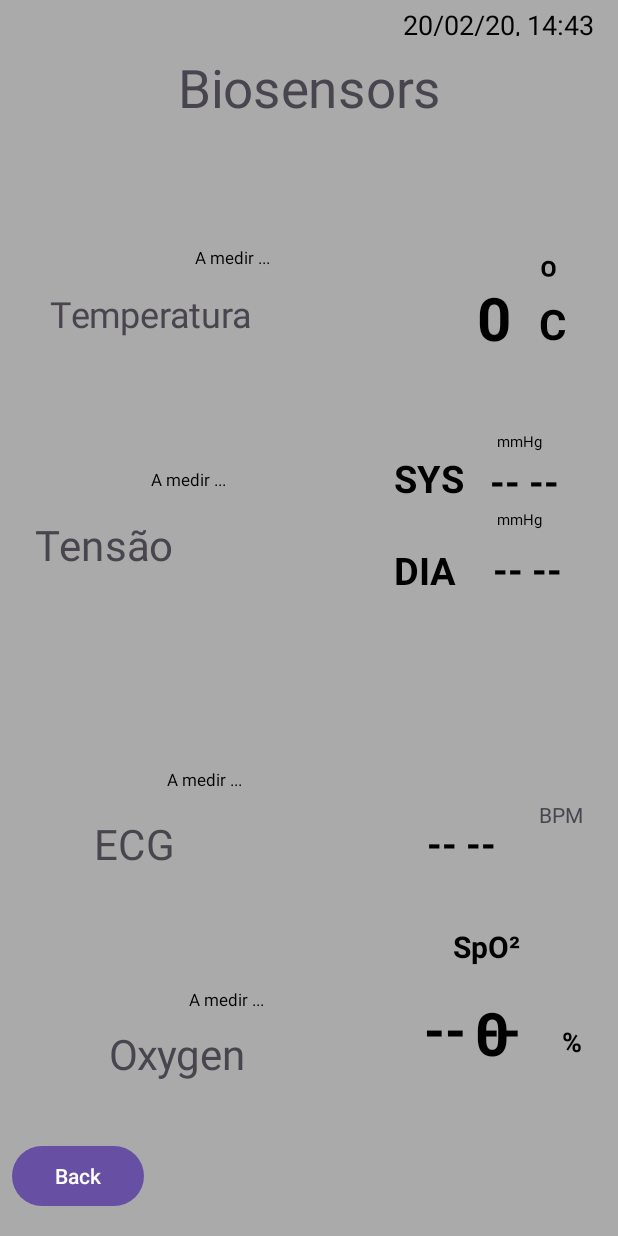
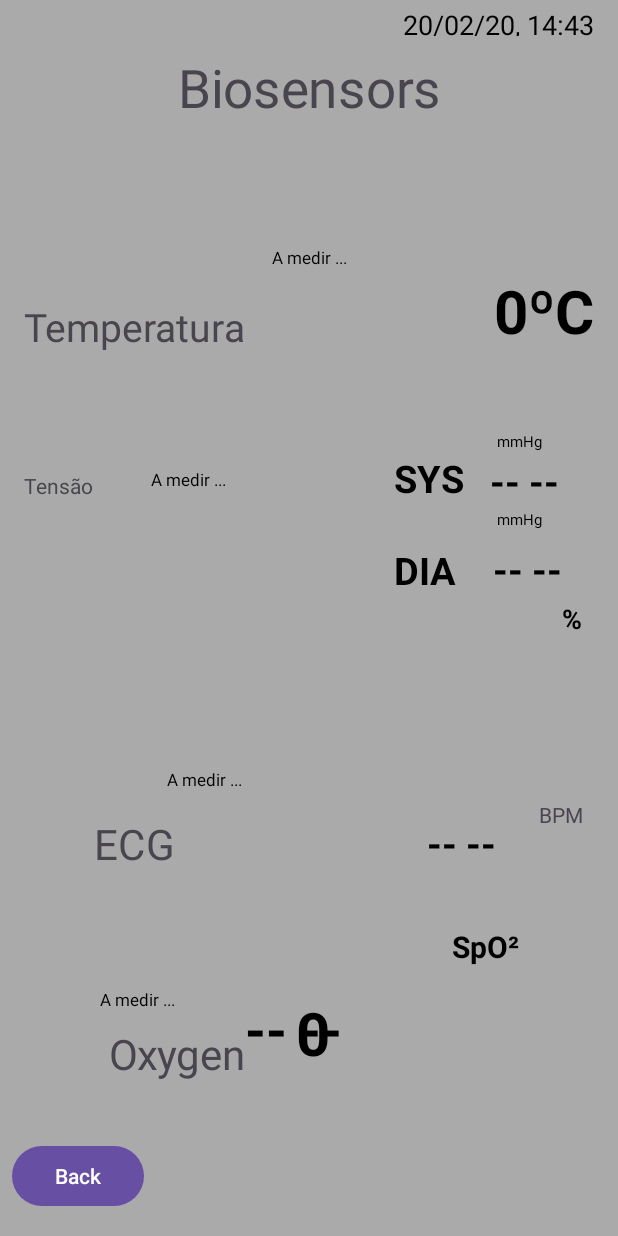
Before and after one commit to Logimade/RoadtoRecovery_IoT, an Android app: the fragment OtherFragment shown on its own in the app's theme, on a phone screen of 412 x 824 dp. Run offline under Robolectric (Android 15) with nearby library versions, the phone set to English and light mode, and no system bars.

Commit message:
start fixing measurements activity

```diff
--- a/app/src/main/res/layout/activity_medicoes.xml
+++ b/app/src/main/res/layout/activity_medicoes.xml
@@ -6,21 +6,6 @@
     android:layout_height="match_parent"
     android:background="@android:color/darker_gray"
     tools:context=".MedicoesActivity">
-
-    <TextView
-        android:id="@+id/Medições"
-        android:layout_width="wrap_content"
-        android:layout_height="wrap_content"
-        android:layout_marginTop="48dp"
-        android:scaleX="2.5"
-        android:scaleY="2.5"
-        android:text="Biosensors"
-        app:layout_constraintEnd_toEndOf="parent"
-        app:layout_constraintStart_toStartOf="parent"
-        app:layout_constraintTop_toTopOf="parent" />
-
-
-    <!--              Termometro  Inicio                    -->
 
     <TextView
         android:id="@+id/txt_data_hora"
@@ -37,21 +22,26 @@
         tools:ignore="MissingConstraints" />
 
 
-    <!--                 Termometro  FIM                    -->
-
-    <!--                 Tensiometro INICIO                    -->
-
-    <!--                 Tensiometro  FIM                    -->
+    <TextView
+        android:id="@+id/Medições"
+        android:layout_width="wrap_content"
+        android:layout_height="wrap_content"
+        android:layout_marginTop="48dp"
+        android:scaleX="2.5"
+        android:scaleY="2.5"
+        android:text="Biosensors"
+        app:layout_constraintEnd_toEndOf="parent"
+        app:layout_constraintStart_toStartOf="parent"
+        app:layout_constraintTop_toTopOf="parent" />
 
 
     <TextView
         android:id="@+id/txt_title_bar_Thermo"
-        android:layout_width="87dp"
-        android:layout_height="21dp"
-        android:layout_marginStart="64dp"
+        android:layout_width="wrap_content"
+        android:layout_height="wrap_content"
+        android:layout_marginStart="16dp"
         android:layout_marginTop="200dp"
-        android:scaleX="1.7"
-        android:scaleY="1.7"
+        android:textSize="26sp"
         android:text="Temperatura"
         app:layout_constraintStart_toStartOf="parent"
         app:layout_constraintTop_toTopOf="parent" />
@@ -68,14 +58,13 @@
         android:textColor="@android:color/black"
         android:textSize="11sp"
         app:layout_constraintEnd_toEndOf="parent"
-        app:layout_constraintHorizontal_bias="0.21"
         app:layout_constraintStart_toStartOf="parent"
         app:layout_constraintTop_toTopOf="parent" />
 
     <RelativeLayout
         android:id="@+id/thermometer_activity_main_content"
-        android:layout_width="65dp"
-        android:layout_height="61dp"
+        android:layout_width="wrap_content"
+        android:layout_height="wrap_content"
         android:layout_alignLeft="@+id/txtEstado_Thermo"
         android:layout_alignTop="@id/txtEstado_Thermo"
         android:layout_alignRight="@+id/txtEstado_Thermo"
@@ -84,55 +73,29 @@
         android:layout_marginTop="180dp"
         android:gravity="center"
         app:layout_constraintEnd_toEndOf="parent"
-        app:layout_constraintHorizontal_bias="0.855"
-        app:layout_constraintStart_toStartOf="parent"
-        app:layout_constraintTop_toTopOf="parent"
-        tools:ignore="MissingConstraints,NotSibling">
+        android:layout_marginEnd="16dp"
+        app:layout_constraintTop_toTopOf="parent">
 
         <TextView
             android:id="@+id/txt_thermo"
             android:layout_width="wrap_content"
-            android:layout_height="52dp"
-            android:text="0"
+            android:layout_height="wrap_content"
+            android:text="0ºC"
             android:textColor="@android:color/black"
             android:textSize="40sp"
-            android:textStyle="bold"
-            tools:ignore="MissingConstraints" />
+            android:textStyle="bold" />
     </RelativeLayout>
 
     <TextView
-        android:id="@+id/textView7"
-        android:layout_width="26dp"
-        android:layout_height="76dp"
-        android:layout_marginStart="1dp"
-        android:layout_marginTop="164dp"
-        android:layout_marginEnd="44dp"
-        android:text="ºC"
-        android:textColor="@android:color/black"
-        android:textSize="28sp"
-        android:textStyle="bold"
-        app:layout_constraintEnd_toEndOf="parent"
-        app:layout_constraintHorizontal_bias="0.19"
-        app:layout_constraintStart_toEndOf="@+id/thermometer_activity_main_content"
-        app:layout_constraintTop_toTopOf="parent"
-        tools:ignore="MissingConstraints" />
-
-    <TextView
         android:id="@+id/txt_title_bar_Tensio"
-        android:layout_width="105dp"
-        android:layout_height="25dp"
-        android:layout_marginTop="356dp"
+        android:layout_width="wrap_content"
+        android:layout_height="wrap_content"
+        android:layout_marginTop="128dp"
         android:layout_marginBottom="140dp"
-        android:scaleX="2"
-        android:scaleY="2"
         android:text="Tensão"
         app:layout_constraintBottom_toTopOf="@+id/txtEstado_Oxy"
-        app:layout_constraintEnd_toEndOf="parent"
-        app:layout_constraintHorizontal_bias="0.248"
-        app:layout_constraintStart_toStartOf="parent"
-        app:layout_constraintTop_toTopOf="parent"
-        app:layout_constraintVertical_bias="0.0"
-        tools:ignore="MissingConstraints" />
+        app:layout_constraintStart_toStartOf="@+id/txt_title_bar_Thermo"
+        app:layout_constraintTop_toTopOf="parent" />
 
     <TextView
         android:id="@+id/txtEstado_Tensio"
@@ -369,8 +332,7 @@
         android:textStyle="bold"
         app:layout_constraintBottom_toBottomOf="parent"
         app:layout_constraintEnd_toEndOf="parent"
-        app:layout_constraintTop_toTopOf="parent"
-        app:layout_constraintVertical_bias="0.853" />
+        app:layout_constraintTop_toTopOf="parent" />
 
     <TextView
         android:id="@+id/txtEstado_Oxy"
@@ -386,7 +348,6 @@
         android:textSize="11sp"
         app:layout_constraintBottom_toTopOf="@+id/txt_title_bar_Oxy"
         app:layout_constraintEnd_toStartOf="@+id/oximeter_activity_main_content"
-        app:layout_constraintHorizontal_bias="1.0"
         app:layout_constraintStart_toStartOf="parent" />
 
     <RelativeLayout
@@ -402,9 +363,7 @@
         android:gravity="center"
         app:layout_constraintBottom_toBottomOf="parent"
         app:layout_constraintEnd_toEndOf="parent"
-        app:layout_constraintHorizontal_bias="0.874"
-        app:layout_constraintStart_toStartOf="parent"
-        tools:ignore="MissingConstraints,NotSibling,UnknownIdInLayout">
+        app:layout_constraintStart_toStartOf="parent">
 
         <TextView
             android:id="@+id/valorSP"
@@ -447,7 +406,6 @@
         android:textStyle="bold"
         app:layout_constraintBottom_toTopOf="@+id/oximeter_activity_main_content"
         app:layout_constraintEnd_toEndOf="parent"
-        app:layout_constraintHorizontal_bias="1.0"
         app:layout_constraintStart_toStartOf="parent" />
 
     <Button
```
